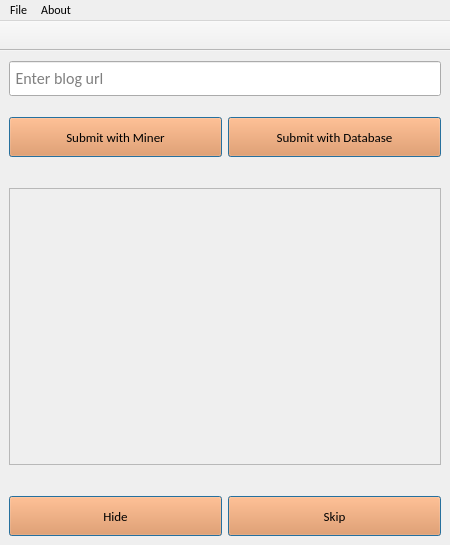
This is qtdesigner/main_screen.ui in sahanLK/SproutGigs_Automation as Qt 5 draws it before an edit. The edited form follows.
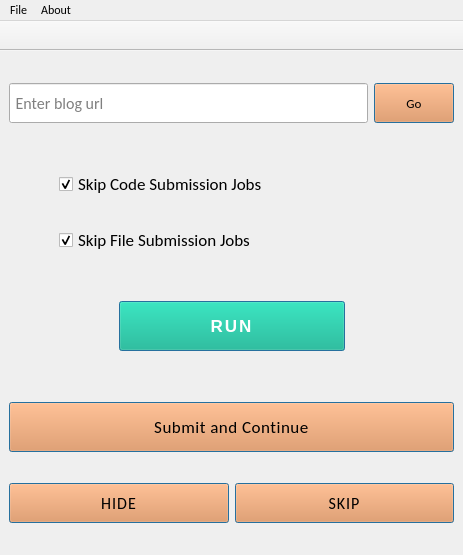
This is the edited form.

```diff
--- a/qtdesigner/main_screen.ui
+++ b/qtdesigner/main_screen.ui
@@ -6,14 +6,20 @@
    <rect>
     <x>0</x>
     <y>0</y>
-    <width>450</width>
-    <height>545</height>
+    <width>463</width>
+    <height>555</height>
    </rect>
   </property>
   <property name="minimumSize">
    <size>
-    <width>450</width>
-    <height>300</height>
+    <width>463</width>
+    <height>555</height>
+   </size>
+  </property>
+  <property name="maximumSize">
+   <size>
+    <width>463</width>
+    <height>555</height>
    </size>
   </property>
   <property name="font">
@@ -29,24 +35,26 @@
    <double>1.000000000000000</double>
   </property>
   <widget class="QWidget" name="centralwidget">
-   <layout class="QVBoxLayout" name="verticalLayout_2">
-    <property name="topMargin">
-     <number>10</number>
-    </property>
-    <item>
-     <layout class="QVBoxLayout" name="verticalLayout">
+   <layout class="QVBoxLayout" name="verticalLayout_4">
+    <item>
+     <layout class="QVBoxLayout" name="verticalLayout_3">
+      <item>
+       <layout class="QHBoxLayout" name="horizontalLayout">
+        <property name="bottomMargin">
+         <number>30</number>
+        </property>
       <item>
        <widget class="QLineEdit" name="input_url">
         <property name="minimumSize">
          <size>
           <width>350</width>
-          <height>35</height>
+            <height>40</height>
          </size>
         </property>
         <property name="maximumSize">
          <size>
           <width>16777215</width>
-          <height>35</height>
+            <height>40</height>
          </size>
         </property>
         <property name="font">
@@ -58,51 +66,626 @@
         <property name="text">
          <string/>
         </property>
+          <property name="alignment">
+           <set>Qt::AlignLeading|Qt::AlignLeft|Qt::AlignVCenter</set>
+          </property>
         <property name="placeholderText">
          <string> Enter blog url </string>
         </property>
        </widget>
       </item>
       <item>
-       <layout class="QHBoxLayout" name="layout_submit_buts">
-        <property name="topMargin">
-         <number>15</number>
+         <widget class="QPushButton" name="but_go">
+          <property name="sizePolicy">
+           <sizepolicy hsizetype="Fixed" vsizetype="Fixed">
+            <horstretch>0</horstretch>
+            <verstretch>0</verstretch>
+           </sizepolicy>
+          </property>
+          <property name="minimumSize">
+           <size>
+            <width>80</width>
+            <height>40</height>
+           </size>
+          </property>
+          <property name="maximumSize">
+           <size>
+            <width>80</width>
+            <height>40</height>
+           </size>
+          </property>
+          <property name="palette">
+           <palette>
+            <active>
+             <colorrole role="WindowText">
+              <brush brushstyle="SolidPattern">
+               <color alpha="255">
+                <red>0</red>
+                <green>0</green>
+                <blue>0</blue>
+               </color>
+              </brush>
+             </colorrole>
+             <colorrole role="Button">
+              <brush brushstyle="SolidPattern">
+               <color alpha="255">
+                <red>240</red>
+                <green>139</green>
+                <blue>67</blue>
+               </color>
+              </brush>
+             </colorrole>
+             <colorrole role="Light">
+              <brush brushstyle="SolidPattern">
+               <color alpha="255">
+                <red>255</red>
+                <green>209</green>
+                <blue>176</blue>
+               </color>
+              </brush>
+             </colorrole>
+             <colorrole role="Midlight">
+              <brush brushstyle="SolidPattern">
+               <color alpha="255">
+                <red>247</red>
+                <green>174</green>
+                <blue>121</blue>
+               </color>
+              </brush>
+             </colorrole>
+             <colorrole role="Dark">
+              <brush brushstyle="SolidPattern">
+               <color alpha="255">
+                <red>120</red>
+                <green>69</green>
+                <blue>33</blue>
+               </color>
+              </brush>
+             </colorrole>
+             <colorrole role="Mid">
+              <brush brushstyle="SolidPattern">
+               <color alpha="255">
+                <red>160</red>
+                <green>93</green>
+                <blue>45</blue>
+               </color>
+              </brush>
+             </colorrole>
+             <colorrole role="Text">
+              <brush brushstyle="SolidPattern">
+               <color alpha="255">
+                <red>0</red>
+                <green>0</green>
+                <blue>0</blue>
+               </color>
+              </brush>
+             </colorrole>
+             <colorrole role="BrightText">
+              <brush brushstyle="SolidPattern">
+               <color alpha="255">
+                <red>255</red>
+                <green>255</green>
+                <blue>255</blue>
+               </color>
+              </brush>
+             </colorrole>
+             <colorrole role="ButtonText">
+              <brush brushstyle="SolidPattern">
+               <color alpha="255">
+                <red>0</red>
+                <green>0</green>
+                <blue>0</blue>
+               </color>
+              </brush>
+             </colorrole>
+             <colorrole role="Base">
+              <brush brushstyle="SolidPattern">
+               <color alpha="255">
+                <red>255</red>
+                <green>255</green>
+                <blue>255</blue>
+               </color>
+              </brush>
+             </colorrole>
+             <colorrole role="Window">
+              <brush brushstyle="SolidPattern">
+               <color alpha="255">
+                <red>240</red>
+                <green>139</green>
+                <blue>67</blue>
+               </color>
+              </brush>
+             </colorrole>
+             <colorrole role="Shadow">
+              <brush brushstyle="SolidPattern">
+               <color alpha="255">
+                <red>0</red>
+                <green>0</green>
+                <blue>0</blue>
+               </color>
+              </brush>
+             </colorrole>
+             <colorrole role="AlternateBase">
+              <brush brushstyle="SolidPattern">
+               <color alpha="255">
+                <red>247</red>
+                <green>197</green>
+                <blue>161</blue>
+               </color>
+              </brush>
+             </colorrole>
+             <colorrole role="ToolTipBase">
+              <brush brushstyle="SolidPattern">
+               <color alpha="255">
+                <red>255</red>
+                <green>255</green>
+                <blue>220</blue>
+               </color>
+              </brush>
+             </colorrole>
+             <colorrole role="ToolTipText">
+              <brush brushstyle="SolidPattern">
+               <color alpha="255">
+                <red>0</red>
+                <green>0</green>
+                <blue>0</blue>
+               </color>
+              </brush>
+             </colorrole>
+             <colorrole role="PlaceholderText">
+              <brush brushstyle="SolidPattern">
+               <color alpha="128">
+                <red>0</red>
+                <green>0</green>
+                <blue>0</blue>
+               </color>
+              </brush>
+             </colorrole>
+            </active>
+            <inactive>
+             <colorrole role="WindowText">
+              <brush brushstyle="SolidPattern">
+               <color alpha="255">
+                <red>0</red>
+                <green>0</green>
+                <blue>0</blue>
+               </color>
+              </brush>
+             </colorrole>
+             <colorrole role="Button">
+              <brush brushstyle="SolidPattern">
+               <color alpha="255">
+                <red>240</red>
+                <green>139</green>
+                <blue>67</blue>
+               </color>
+              </brush>
+             </colorrole>
+             <colorrole role="Light">
+              <brush brushstyle="SolidPattern">
+               <color alpha="255">
+                <red>255</red>
+                <green>209</green>
+                <blue>176</blue>
+               </color>
+              </brush>
+             </colorrole>
+             <colorrole role="Midlight">
+              <brush brushstyle="SolidPattern">
+               <color alpha="255">
+                <red>247</red>
+                <green>174</green>
+                <blue>121</blue>
+               </color>
+              </brush>
+             </colorrole>
+             <colorrole role="Dark">
+              <brush brushstyle="SolidPattern">
+               <color alpha="255">
+                <red>120</red>
+                <green>69</green>
+                <blue>33</blue>
+               </color>
+              </brush>
+             </colorrole>
+             <colorrole role="Mid">
+              <brush brushstyle="SolidPattern">
+               <color alpha="255">
+                <red>160</red>
+                <green>93</green>
+                <blue>45</blue>
+               </color>
+              </brush>
+             </colorrole>
+             <colorrole role="Text">
+              <brush brushstyle="SolidPattern">
+               <color alpha="255">
+                <red>0</red>
+                <green>0</green>
+                <blue>0</blue>
+               </color>
+              </brush>
+             </colorrole>
+             <colorrole role="BrightText">
+              <brush brushstyle="SolidPattern">
+               <color alpha="255">
+                <red>255</red>
+                <green>255</green>
+                <blue>255</blue>
+               </color>
+              </brush>
+             </colorrole>
+             <colorrole role="ButtonText">
+              <brush brushstyle="SolidPattern">
+               <color alpha="255">
+                <red>0</red>
+                <green>0</green>
+                <blue>0</blue>
+               </color>
+              </brush>
+             </colorrole>
+             <colorrole role="Base">
+              <brush brushstyle="SolidPattern">
+               <color alpha="255">
+                <red>255</red>
+                <green>255</green>
+                <blue>255</blue>
+               </color>
+              </brush>
+             </colorrole>
+             <colorrole role="Window">
+              <brush brushstyle="SolidPattern">
+               <color alpha="255">
+                <red>240</red>
+                <green>139</green>
+                <blue>67</blue>
+               </color>
+              </brush>
+             </colorrole>
+             <colorrole role="Shadow">
+              <brush brushstyle="SolidPattern">
+               <color alpha="255">
+                <red>0</red>
+                <green>0</green>
+                <blue>0</blue>
+               </color>
+              </brush>
+             </colorrole>
+             <colorrole role="AlternateBase">
+              <brush brushstyle="SolidPattern">
+               <color alpha="255">
+                <red>247</red>
+                <green>197</green>
+                <blue>161</blue>
+               </color>
+              </brush>
+             </colorrole>
+             <colorrole role="ToolTipBase">
+              <brush brushstyle="SolidPattern">
+               <color alpha="255">
+                <red>255</red>
+                <green>255</green>
+                <blue>220</blue>
+               </color>
+              </brush>
+             </colorrole>
+             <colorrole role="ToolTipText">
+              <brush brushstyle="SolidPattern">
+               <color alpha="255">
+                <red>0</red>
+                <green>0</green>
+                <blue>0</blue>
+               </color>
+              </brush>
+             </colorrole>
+             <colorrole role="PlaceholderText">
+              <brush brushstyle="SolidPattern">
+               <color alpha="128">
+                <red>0</red>
+                <green>0</green>
+                <blue>0</blue>
+               </color>
+              </brush>
+             </colorrole>
+            </inactive>
+            <disabled>
+             <colorrole role="WindowText">
+              <brush brushstyle="SolidPattern">
+               <color alpha="255">
+                <red>120</red>
+                <green>69</green>
+                <blue>33</blue>
+               </color>
+              </brush>
+             </colorrole>
+             <colorrole role="Button">
+              <brush brushstyle="SolidPattern">
+               <color alpha="255">
+                <red>240</red>
+                <green>139</green>
+                <blue>67</blue>
+               </color>
+              </brush>
+             </colorrole>
+             <colorrole role="Light">
+              <brush brushstyle="SolidPattern">
+               <color alpha="255">
+                <red>255</red>
+                <green>209</green>
+                <blue>176</blue>
+               </color>
+              </brush>
+             </colorrole>
+             <colorrole role="Midlight">
+              <brush brushstyle="SolidPattern">
+               <color alpha="255">
+                <red>247</red>
+                <green>174</green>
+                <blue>121</blue>
+               </color>
+              </brush>
+             </colorrole>
+             <colorrole role="Dark">
+              <brush brushstyle="SolidPattern">
+               <color alpha="255">
+                <red>120</red>
+                <green>69</green>
+                <blue>33</blue>
+               </color>
+              </brush>
+             </colorrole>
+             <colorrole role="Mid">
+              <brush brushstyle="SolidPattern">
+               <color alpha="255">
+                <red>160</red>
+                <green>93</green>
+                <blue>45</blue>
+               </color>
+              </brush>
+             </colorrole>
+             <colorrole role="Text">
+              <brush brushstyle="SolidPattern">
+               <color alpha="255">
+                <red>120</red>
+                <green>69</green>
+                <blue>33</blue>
+               </color>
+              </brush>
+             </colorrole>
+             <colorrole role="BrightText">
+              <brush brushstyle="SolidPattern">
+               <color alpha="255">
+                <red>255</red>
+                <green>255</green>
+                <blue>255</blue>
+               </color>
+              </brush>
+             </colorrole>
+             <colorrole role="ButtonText">
+              <brush brushstyle="SolidPattern">
+               <color alpha="255">
+                <red>120</red>
+                <green>69</green>
+                <blue>33</blue>
+               </color>
+              </brush>
+             </colorrole>
+             <colorrole role="Base">
+              <brush brushstyle="SolidPattern">
+               <color alpha="255">
+                <red>240</red>
+                <green>139</green>
+                <blue>67</blue>
+               </color>
+              </brush>
+             </colorrole>
+             <colorrole role="Window">
+              <brush brushstyle="SolidPattern">
+               <color alpha="255">
+                <red>240</red>
+                <green>139</green>
+                <blue>67</blue>
+               </color>
+              </brush>
+             </colorrole>
+             <colorrole role="Shadow">
+              <brush brushstyle="SolidPattern">
+               <color alpha="255">
+                <red>0</red>
+                <green>0</green>
+                <blue>0</blue>
+               </color>
+              </brush>
+             </colorrole>
+             <colorrole role="AlternateBase">
+              <brush brushstyle="SolidPattern">
+               <color alpha="255">
+                <red>240</red>
+                <green>139</green>
+                <blue>67</blue>
+               </color>
+              </brush>
+             </colorrole>
+             <colorrole role="ToolTipBase">
+              <brush brushstyle="SolidPattern">
+               <color alpha="255">
+                <red>255</red>
+                <green>255</green>
+                <blue>220</blue>
+               </color>
+              </brush>
+             </colorrole>
+             <colorrole role="ToolTipText">
+              <brush brushstyle="SolidPattern">
+               <color alpha="255">
+                <red>0</red>
+                <green>0</green>
+                <blue>0</blue>
+               </color>
+              </brush>
+             </colorrole>
+             <colorrole role="PlaceholderText">
+              <brush brushstyle="SolidPattern">
+               <color alpha="128">
+                <red>0</red>
+                <green>0</green>
+                <blue>0</blue>
+               </color>
+              </brush>
+             </colorrole>
+            </disabled>
+           </palette>
+          </property>
+          <property name="font">
+           <font>
+            <family>Calibri</family>
+            <pointsize>10</pointsize>
+           </font>
+          </property>
+          <property name="text">
+           <string>Go</string>
+          </property>
+          <property name="checkable">
+           <bool>false</bool>
+          </property>
+          <property name="checked">
+           <bool>false</bool>
+          </property>
+          <property name="autoRepeat">
+           <bool>false</bool>
+          </property>
+          <property name="autoExclusive">
+           <bool>false</bool>
+          </property>
+          <property name="autoDefault">
+           <bool>false</bool>
+          </property>
+          <property name="default">
+           <bool>true</bool>
+          </property>
+          <property name="flat">
+           <bool>false</bool>
+          </property>
+         </widget>
+        </item>
+       </layout>
+      </item>
+      <item>
+       <layout class="QVBoxLayout" name="verticalLayout_2">
+        <property name="leftMargin">
+         <number>50</number>
         </property>
         <property name="bottomMargin">
-         <number>25</number>
+         <number>30</number>
         </property>
         <item>
-         <widget class="QPushButton" name="but_miner_submit">
+         <widget class="QCheckBox" name="skip_code_sub">
           <property name="minimumSize">
            <size>
-            <width>200</width>
-            <height>40</height>
+            <width>0</width>
+            <height>50</height>
            </size>
           </property>
           <property name="maximumSize">
            <size>
             <width>16777215</width>
-            <height>40</height>
+            <height>50</height>
            </size>
           </property>
+          <property name="font">
+           <font>
+            <family>Calibri</family>
+            <pointsize>13</pointsize>
+           </font>
+          </property>
+          <property name="text">
+           <string>Skip Code Submission Jobs</string>
+          </property>
+          <property name="checked">
+           <bool>true</bool>
+          </property>
+         </widget>
+        </item>
+        <item>
+         <widget class="QCheckBox" name="skip_file_sub">
+          <property name="minimumSize">
+           <size>
+            <width>0</width>
+            <height>50</height>
+           </size>
+          </property>
+          <property name="maximumSize">
+           <size>
+            <width>16777215</width>
+            <height>50</height>
+           </size>
+          </property>
+          <property name="font">
+           <font>
+            <family>Calibri</family>
+            <pointsize>13</pointsize>
+           </font>
+          </property>
+          <property name="text">
+           <string>Skip File Submission Jobs</string>
+          </property>
+          <property name="checked">
+           <bool>true</bool>
+          </property>
+         </widget>
+        </item>
+       </layout>
+      </item>
+      <item>
+       <layout class="QHBoxLayout" name="horizontalLayout_3">
+        <item>
+         <spacer name="horizontalSpacer">
+          <property name="orientation">
+           <enum>Qt::Horizontal</enum>
+          </property>
+          <property name="sizeHint" stdset="0">
+           <size>
+            <width>68</width>
+            <height>20</height>
+           </size>
+          </property>
+         </spacer>
+        </item>
+        <item>
+         <widget class="QPushButton" name="but_run">
+          <property name="enabled">
+           <bool>true</bool>
+          </property>
+          <property name="minimumSize">
+           <size>
+            <width>300</width>
+            <height>50</height>
+           </size>
+          </property>
+          <property name="maximumSize">
+           <size>
+            <width>300</width>
+            <height>50</height>
+           </size>
+          </property>
           <property name="palette">
            <palette>
             <active>
              <colorrole role="WindowText">
               <brush brushstyle="SolidPattern">
                <color alpha="255">
-                <red>0</red>
-                <green>0</green>
-                <blue>0</blue>
+                <red>255</red>
+                <green>255</green>
+                <blue>255</blue>
                </color>
               </brush>
              </colorrole>
              <colorrole role="Button">
               <brush brushstyle="SolidPattern">
                <color alpha="255">
-                <red>240</red>
-                <green>139</green>
-                <blue>67</blue>
+                <red>0</red>
+                <green>179</green>
+                <blue>134</blue>
                </color>
               </brush>
              </colorrole>
@@ -145,9 +728,9 @@
              <colorrole role="Text">
               <brush brushstyle="SolidPattern">
                <color alpha="255">
-                <red>0</red>
-                <green>0</green>
-                <blue>0</blue>
+                <red>255</red>
+                <green>255</green>
+                <blue>255</blue>
                </color>
               </brush>
              </colorrole>
@@ -163,27 +746,27 @@
              <colorrole role="ButtonText">
               <brush brushstyle="SolidPattern">
                <color alpha="255">
-                <red>0</red>
-                <green>0</green>
-                <blue>0</blue>
+                <red>255</red>
+                <green>255</green>
+                <blue>255</blue>
                </color>
               </brush>
              </colorrole>
              <colorrole role="Base">
               <brush brushstyle="SolidPattern">
                <color alpha="255">
-                <red>255</red>
-                <green>255</green>
-                <blue>255</blue>
+                <red>0</red>
+                <green>179</green>
+                <blue>134</blue>
                </color>
               </brush>
              </colorrole>
              <colorrole role="Window">
               <brush brushstyle="SolidPattern">
                <color alpha="255">
-                <red>240</red>
-                <green>139</green>
-                <blue>67</blue>
+                <red>0</red>
+                <green>179</green>
+                <blue>134</blue>
                </color>
               </brush>
              </colorrole>
@@ -237,18 +820,18 @@
              <colorrole role="WindowText">
               <brush brushstyle="SolidPattern">
                <color alpha="255">
-                <red>0</red>
-                <green>0</green>
-                <blue>0</blue>
+                <red>255</red>
+                <green>255</green>
+                <blue>255</blue>
                </color>
               </brush>
              </colorrole>
              <colorrole role="Button">
               <brush brushstyle="SolidPattern">
                <color alpha="255">
-                <red>240</red>
-                <green>139</green>
-                <blue>67</blue>
+                <red>0</red>
+                <green>179</green>
+                <blue>134</blue>
                </color>
               </brush>
              </colorrole>
@@ -291,9 +874,9 @@
              <colorrole role="Text">
               <brush brushstyle="SolidPattern">
                <color alpha="255">
-                <red>0</red>
-                <green>0</green>
-                <blue>0</blue>
+                <red>255</red>
+                <green>255</green>
+                <blue>255</blue>
                </color>
               </brush>
              </colorrole>
@@ -309,27 +892,27 @@
              <colorrole role="ButtonText">
               <brush brushstyle="SolidPattern">
                <color alpha="255">
-                <red>0</red>
-                <green>0</green>
-                <blue>0</blue>
+                <red>255</red>
+                <green>255</green>
+                <blue>255</blue>
                </color>
               </brush>
              </colorrole>
              <colorrole role="Base">
               <brush brushstyle="SolidPattern">
                <color alpha="255">
-                <red>255</red>
-                <green>255</green>
-                <blue>255</blue>
+                <red>0</red>
+                <green>179</green>
+                <blue>134</blue>
                </color>
               </brush>
              </colorrole>
              <colorrole role="Window">
               <brush brushstyle="SolidPattern">
                <color alpha="255">
-                <red>240</red>
-                <green>139</green>
-                <blue>67</blue>
+                <red>0</red>
+                <green>179</green>
+                <blue>134</blue>
                </color>
               </brush>
              </colorrole>
@@ -383,18 +966,18 @@
              <colorrole role="WindowText">
               <brush brushstyle="SolidPattern">
                <color alpha="255">
-                <red>120</red>
-                <green>69</green>
-                <blue>33</blue>
+                <red>255</red>
+                <green>255</green>
+                <blue>255</blue>
                </color>
               </brush>
              </colorrole>
              <colorrole role="Button">
               <brush brushstyle="SolidPattern">
                <color alpha="255">
-                <red>240</red>
-                <green>139</green>
-                <blue>67</blue>
+                <red>0</red>
+                <green>179</green>
+                <blue>134</blue>
                </color>
               </brush>
              </colorrole>
@@ -437,9 +1020,9 @@
              <colorrole role="Text">
               <brush brushstyle="SolidPattern">
                <color alpha="255">
-                <red>120</red>
-                <green>69</green>
-                <blue>33</blue>
+                <red>255</red>
+                <green>255</green>
+                <blue>255</blue>
                </color>
               </brush>
              </colorrole>
@@ -455,27 +1038,27 @@
              <colorrole role="ButtonText">
               <brush brushstyle="SolidPattern">
                <color alpha="255">
-                <red>120</red>
-                <green>69</green>
-                <blue>33</blue>
+                <red>255</red>
+                <green>255</green>
+                <blue>255</blue>
                </color>
               </brush>
              </colorrole>
              <colorrole role="Base">
               <brush brushstyle="SolidPattern">
                <color alpha="255">
-                <red>240</red>
-                <green>139</green>
-                <blue>67</blue>
+                <red>0</red>
+                <green>179</green>
+                <blue>134</blue>
                </color>
               </brush>
              </colorrole>
              <colorrole role="Window">
               <brush brushstyle="SolidPattern">
                <color alpha="255">
-                <red>240</red>
-                <green>139</green>
-                <blue>67</blue>
+                <red>0</red>
+                <green>179</green>
+                <blue>134</blue>
                </color>
               </brush>
              </colorrole>
@@ -529,12 +1112,28 @@
           </property>
           <property name="font">
            <font>
-            <family>Calibri</family>
-            <pointsize>10</pointsize>
+            <family>Segoe UI Symbol</family>
+            <pointsize>13</pointsize>
+            <weight>75</weight>
+            <bold>true</bold>
            </font>
           </property>
+          <property name="layoutDirection">
+           <enum>Qt::LeftToRight</enum>
+          </property>
+          <property name="autoFillBackground">
+           <bool>false</bool>
+          </property>
+          <property name="styleSheet">
+           <string notr="true">background-color: #00b386;
+color: #fff;
+letter-spacing: 2px;
+margin-left: auto;
+margin-right: auto;
+</string>
+          </property>
           <property name="text">
-           <string>Submit with Miner</string>
+           <string>RUN</string>
           </property>
           <property name="checkable">
            <bool>false</bool>
@@ -560,11 +1159,31 @@
          </widget>
         </item>
         <item>
-         <widget class="QPushButton" name="but_db_submit">
+         <spacer name="horizontalSpacer_2">
+          <property name="orientation">
+           <enum>Qt::Horizontal</enum>
+          </property>
+          <property name="sizeHint" stdset="0">
+           <size>
+            <width>68</width>
+            <height>20</height>
+           </size>
+          </property>
+         </spacer>
+        </item>
+       </layout>
+      </item>
+      <item>
+       <layout class="QVBoxLayout" name="verticalLayout">
+        <property name="topMargin">
+         <number>40</number>
+        </property>
+        <item>
+         <widget class="QPushButton" name="but_sub_and_continue">
           <property name="minimumSize">
            <size>
             <width>200</width>
-            <height>40</height>
+            <height>50</height>
            </size>
           </property>
           <property name="maximumSize">
@@ -1018,11 +1637,15 @@
           <property name="font">
            <font>
             <family>Calibri</family>
-            <pointsize>10</pointsize>
+            <pointsize>13</pointsize>
            </font>
           </property>
+          <property name="styleSheet">
+           <string notr="true">letter-spacing: 0.5px;
+</string>
+          </property>
           <property name="text">
-           <string>Submit with Database</string>
+           <string>Submit and Continue</string>
           </property>
           <property name="checkable">
            <bool>false</bool>
@@ -1045,31 +1668,12 @@
           <property name="flat">
            <bool>false</bool>
           </property>
-         </widget>
-        </item>
-       </layout>
-      </item>
-      <item>
-       <widget class="QScrollArea" name="scroll_submit_widgets">
-        <property name="widgetResizable">
-         <bool>true</bool>
-        </property>
-        <widget class="QWidget" name="scrollAreaWidgetContents">
-         <property name="geometry">
-          <rect>
-           <x>0</x>
-           <y>0</y>
-           <width>424</width>
-           <height>264</height>
-          </rect>
-         </property>
-        </widget>
        </widget>
       </item>
       <item>
        <layout class="QHBoxLayout" name="horizontalLayout_2">
         <property name="topMargin">
-         <number>25</number>
+           <number>30</number>
         </property>
         <item>
          <widget class="QPushButton" name="but_hide">
@@ -1530,11 +2134,16 @@
           <property name="font">
            <font>
             <family>Calibri</family>
-            <pointsize>10</pointsize>
-           </font>
-          </property>
+              <pointsize>12</pointsize>
+              <weight>50</weight>
+              <bold>false</bold>
+             </font>
+            </property>
+            <property name="styleSheet">
+             <string notr="true">letter-spacing: 1px;</string>
+            </property>
           <property name="text">
-           <string>Hide</string>
+             <string>HIDE</string>
           </property>
           <property name="checkable">
            <bool>false</bool>
@@ -2018,11 +2627,16 @@
           <property name="font">
            <font>
             <family>Calibri</family>
-            <pointsize>10</pointsize>
-           </font>
-          </property>
+              <pointsize>12</pointsize>
+              <weight>50</weight>
+              <bold>false</bold>
+             </font>
+            </property>
+            <property name="styleSheet">
+             <string notr="true">letter-spacing: 1px;</string>
+            </property>
           <property name="text">
-           <string>Skip</string>
+             <string>SKIP</string>
           </property>
           <property name="checkable">
            <bool>false</bool>
@@ -2046,6 +2660,8 @@
            <bool>false</bool>
           </property>
          </widget>
+          </item>
+         </layout>
         </item>
        </layout>
       </item>
@@ -2058,7 +2674,7 @@
     <rect>
      <x>0</x>
      <y>0</y>
-     <width>450</width>
+     <width>463</width>
      <height>24</height>
     </rect>
    </property>
```
Lines whose indentation alone changed are shown as unchanged.
